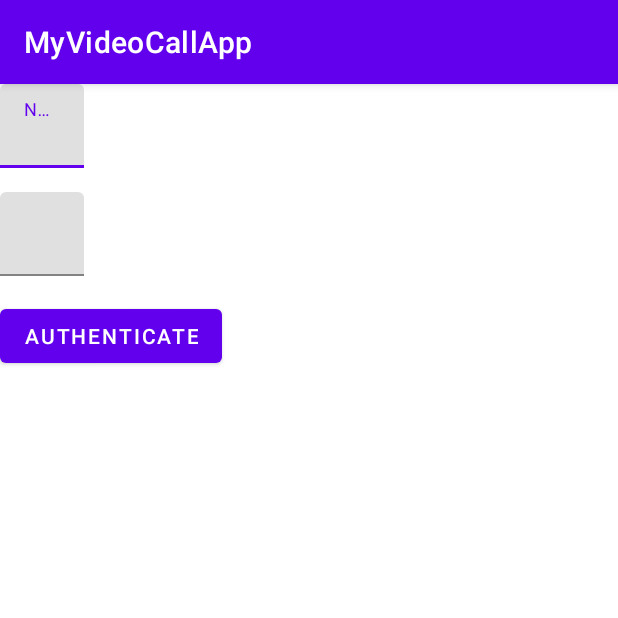
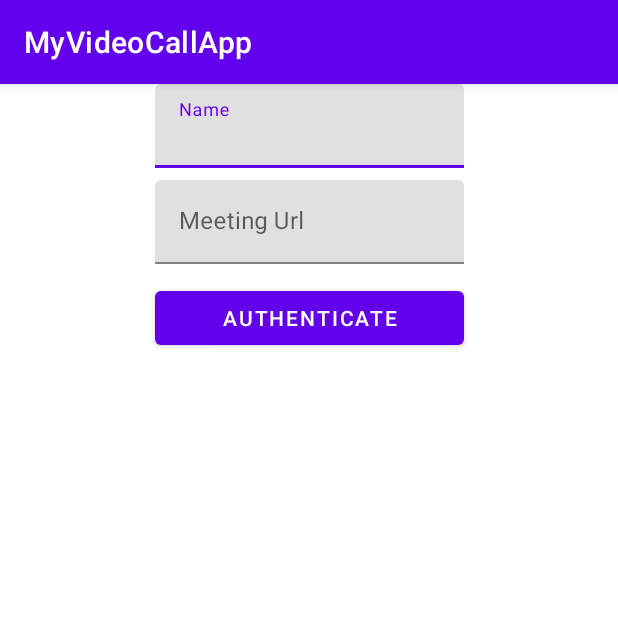
Before and after one commit to 100mslive/hello-world-android, an Android app: the screen it shows after launch (LoginActivity), on a phone screen of 412 x 824 dp, the top half of it. Run offline under Robolectric (Android 15) with nearby library versions, the phone set to English and light mode, and no system bars.

Commit message:
Login UI improvements

```diff
--- a/app/src/main/res/layout/activity_login.xml
+++ b/app/src/main/res/layout/activity_login.xml
@@ -4,15 +4,17 @@
     xmlns:tools="http://schemas.android.com/tools"
     android:layout_width="match_parent"
     android:layout_height="match_parent"
+    app:layout_anchorGravity="center"
     tools:context=".LoginActivity">
 
     <com.google.android.material.textfield.TextInputLayout
         android:id="@+id/nameInputLayout"
-        android:layout_width="wrap_content"
-        app:layout_constraintStart_toStartOf="parent"
+        android:layout_width="0dp"
         android:layout_height="wrap_content"
         app:layout_constraintTop_toTopOf="parent"
         app:layout_constraintWidth_percent="0.5"
+        app:layout_constraintLeft_toLeftOf="parent"
+        app:layout_constraintRight_toRightOf="parent"
         android:hint="Name">
 
         <com.google.android.material.textfield.TextInputEditText
@@ -23,27 +25,29 @@
 
     <com.google.android.material.textfield.TextInputLayout
         android:id="@+id/urlInputLayout"
-        android:layout_width="wrap_content"
+        android:layout_width="0dp"
         android:layout_height="wrap_content"
-        android:layout_marginTop="16dp"
-        app:layout_constraintStart_toStartOf="@+id/nameInputLayout"
-        app:layout_constraintTop_toBottomOf="@+id/nameInputLayout"
-        android:hint="Meeting Url">
+        android:layout_marginTop="8dp"
+        android:hint="Meeting Url"
+        app:layout_constraintLeft_toLeftOf="@id/nameInputLayout"
+        app:layout_constraintRight_toRightOf="@id/nameInputLayout"
+        app:layout_constraintTop_toBottomOf="@+id/nameInputLayout">
 
         <com.google.android.material.textfield.TextInputEditText
             android:id="@+id/urlInputEditText"
-            android:layout_width="wrap_content"
+            android:layout_width="match_parent"
             android:layout_height="wrap_content" />
     </com.google.android.material.textfield.TextInputLayout>
 
 
     <Button
-        android:layout_marginTop="16dp"
+        android:layout_width="0dp"
         android:id="@+id/authenticateButton"
-        android:layout_width="wrap_content"
+        android:layout_marginTop="12dp"
         android:layout_height="wrap_content"
         android:text="@string/authenticate"
         app:layout_constraintStart_toStartOf="@+id/urlInputLayout"
+        app:layout_constraintEnd_toEndOf="@id/urlInputLayout"
         app:layout_constraintTop_toBottomOf="@+id/urlInputLayout" />
 
     <androidx.constraintlayout.widget.Group
```
